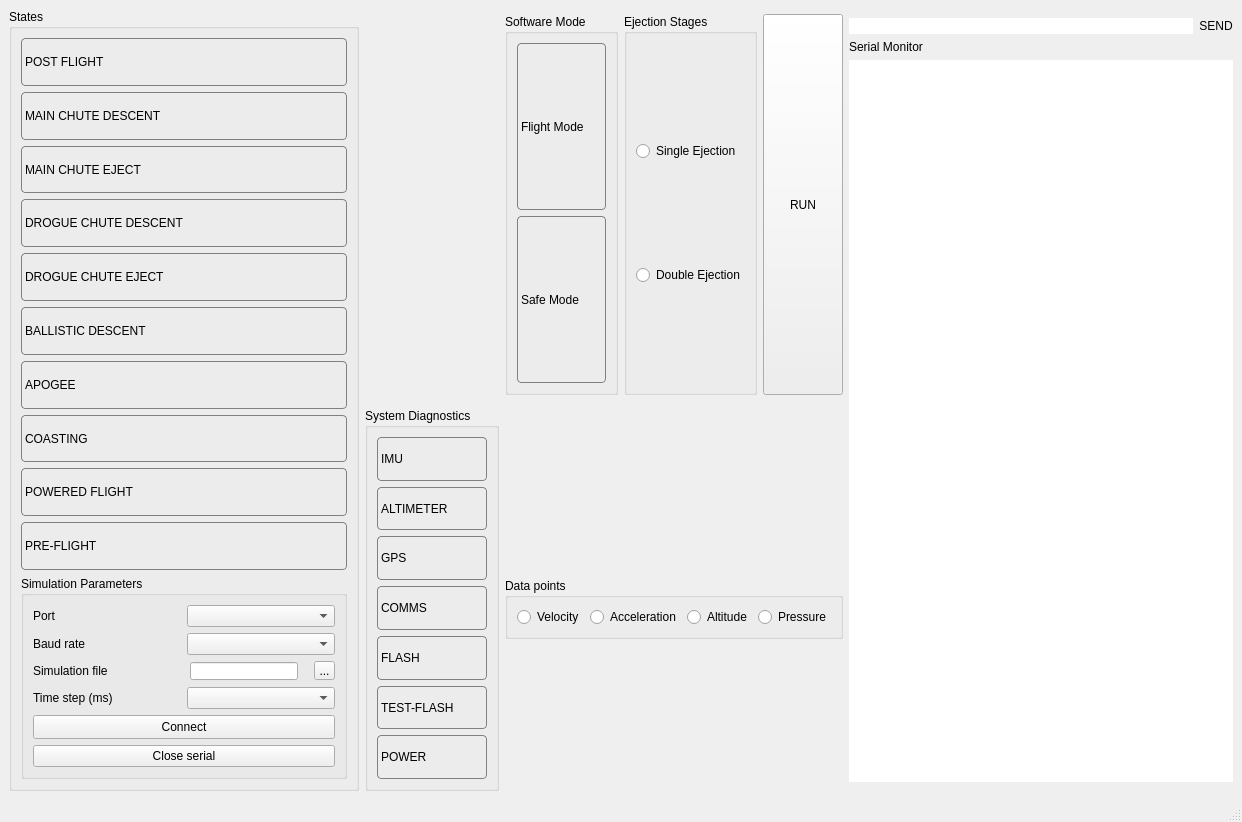
Qt form app/NaFCSE/mainwindow.ui (bytecod3/Nakuja-Flight-Computer-Simulation-Engine) before a commit.
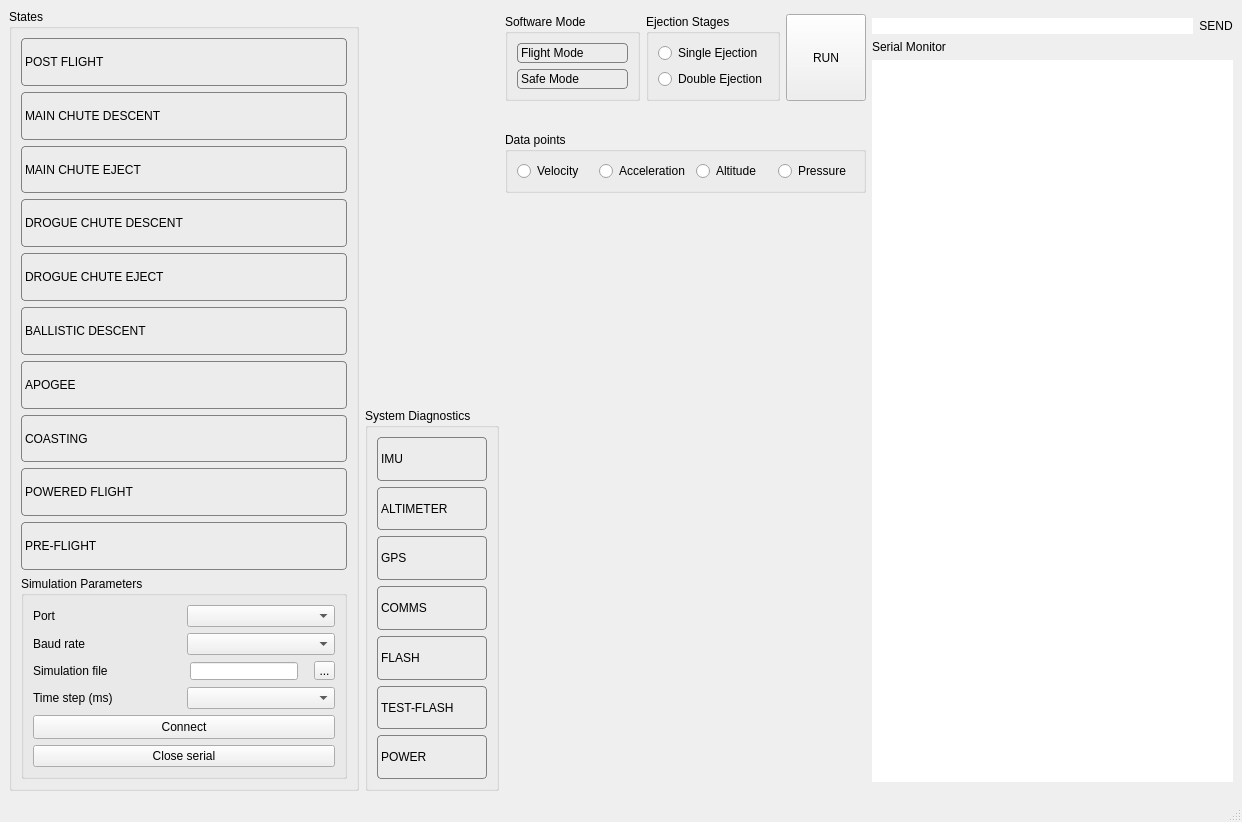
The same form after that commit. Icons and pictures are not drawn. Custom widgets are drawn as their Qt base class.

Commit message: adds custom plot

What changed in the file:
```diff
--- a/app/NaFCSE/mainwindow.ui
+++ b/app/NaFCSE/mainwindow.ui
@@ -562,10 +562,14 @@
          </widget>
         </item>
         <item>
-         <layout class="QHBoxLayout" name="simulatedDataChart"/>
-        </item>
-        <item>
-         <layout class="QHBoxLayout" name="accelerationChart"/>
+         <widget class="QCustomPlot" name="plotWidget" native="true">
+          <property name="sizePolicy">
+           <sizepolicy hsizetype="MinimumExpanding" vsizetype="Expanding">
+            <horstretch>3</horstretch>
+            <verstretch>0</verstretch>
+           </sizepolicy>
+          </property>
+         </widget>
         </item>
        </layout>
       </item>
@@ -616,7 +620,14 @@
         </widget>
        </item>
        <item>
-        <widget class="QTextBrowser" name="serialMonitor"/>
+        <widget class="QTextBrowser" name="serialMonitor">
+         <property name="sizePolicy">
+          <sizepolicy hsizetype="Minimum" vsizetype="Expanding">
+           <horstretch>0</horstretch>
+           <verstretch>0</verstretch>
+          </sizepolicy>
+         </property>
+        </widget>
        </item>
       </layout>
      </widget>
@@ -635,6 +646,14 @@
   </widget>
   <widget class="QStatusBar" name="statusbar"/>
  </widget>
+ <customwidgets>
+  <customwidget>
+   <class>QCustomPlot</class>
+   <extends>QWidget</extends>
+   <header>qcustomplot.h</header>
+   <container>1</container>
+  </customwidget>
+ </customwidgets>
  <resources/>
  <connections/>
 </ui>
```
The commit also changes 5 other files.
